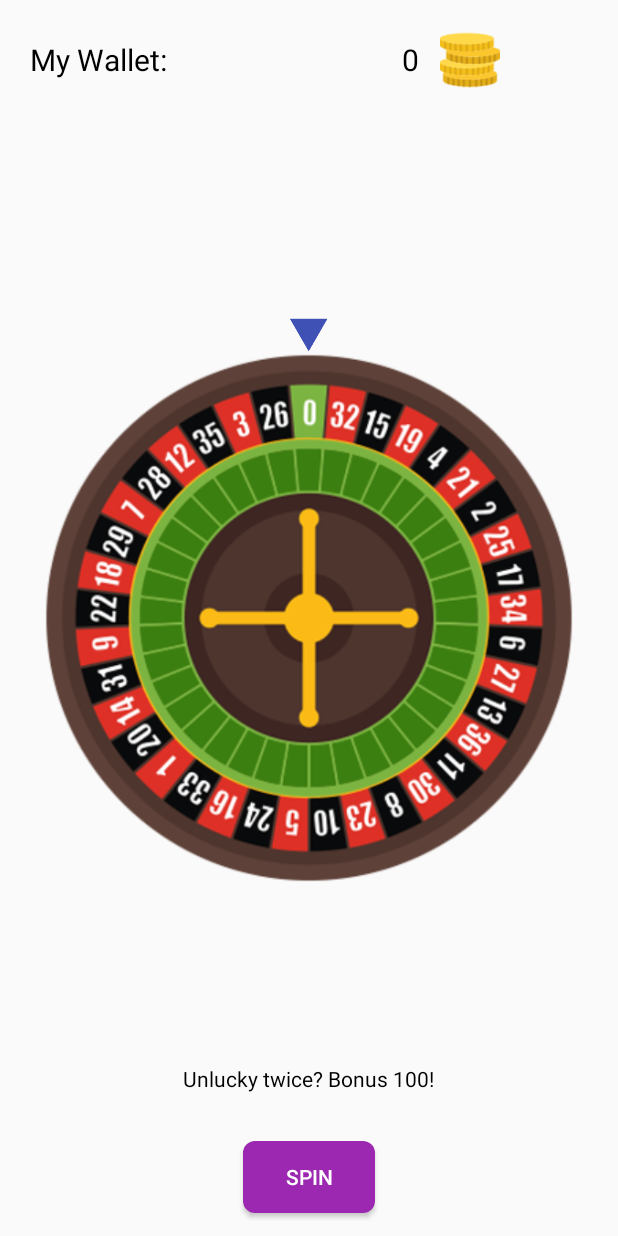
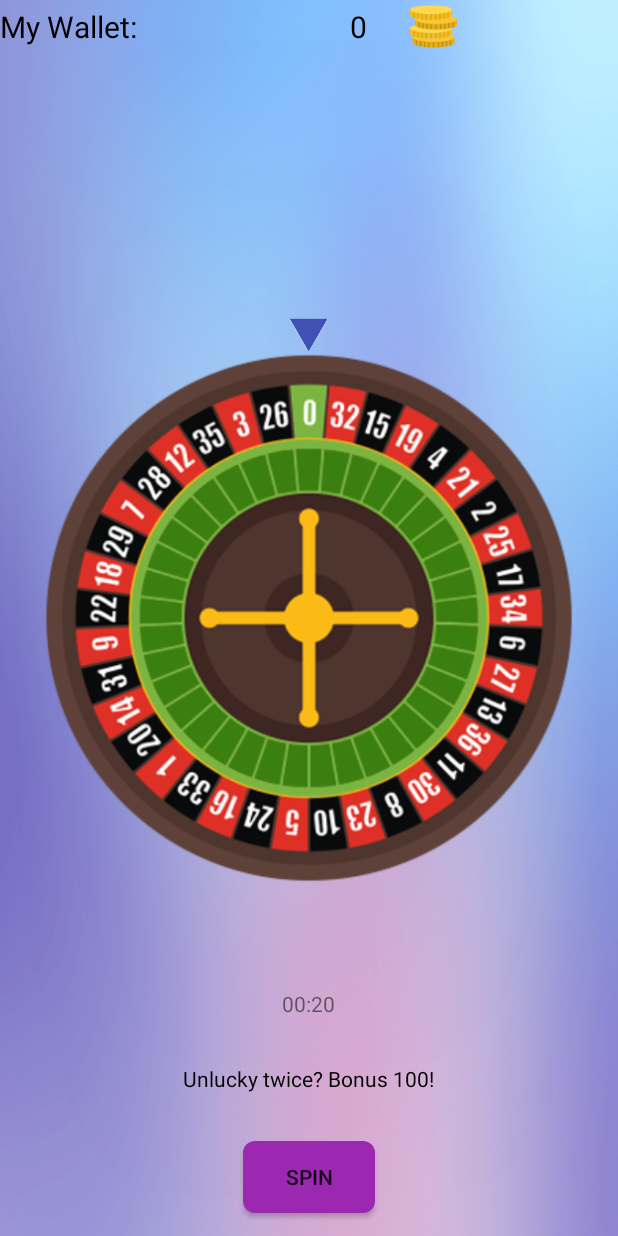
Before and after one commit to Kalit31/BOSM-Roulette-2019, an Android app: the fragment RouletteFrag shown on its own in the app's theme, on a phone screen of 412 x 824 dp. Run offline under Robolectric (Android 15) with nearby library versions, the phone set to English and light mode, and no system bars; our stand-ins replace ButterKnife; Roboto replaces fonts that are not available here.

Commit message:
Modified Roulette with Timer

```diff
--- a/app/src/main/java/com/bitspilani/bosm2019/fragments/RouletteFrag.java
+++ b/app/src/main/java/com/bitspilani/bosm2019/fragments/RouletteFrag.java
@@ -2,12 +2,12 @@ package com.bitspilani.bosm2019.fragments;
 
 
 import android.app.Activity;
-import android.content.Context;
 import android.content.SharedPreferences;
 import android.os.Bundle;
 
 import androidx.fragment.app.Fragment;
 
+import android.os.CountDownTimer;
 import android.view.LayoutInflater;
 import android.view.View;
 import android.view.ViewGroup;
@@ -20,15 +20,19 @@ import android.widget.TextView;
 
 import com.bitspilani.bosm2019.R;
 
+import org.w3c.dom.Text;
+
+import java.util.Locale;
+import java.util.Objects;
 import java.util.Random;
 import java.util.Timer;
 import java.util.TimerTask;
 
 import butterknife.ButterKnife;
 
+import static android.content.Context.MODE_PRIVATE;
+
 public class RouletteFrag extends Fragment {
-
-    // sectors of our wheel (look at the image to see the sectors)
     private static final String[] sectors = { "32 red", "15 black",
             "19 red", "4 black", "21 red", "2 black", "25 red", "17 black", "34 red",
             "6 black", "27 red","13 black", "36 red", "11 black", "30 red", "8 black",
@@ -37,62 +41,118 @@ public class RouletteFrag extends Fragment {
             "18 red", "29 black", "7 red", "28 black", "12 red", "35 black",
             "3 red", "26 black", "zero"
     };
-    private int total=0;
-    private int count=0;
+    int total=0;
+    int count=0;
+    private ImageView wheel;
     private TextView YT;
-    private String t1="0";
-    private Button spinBtn;
-    private ImageView wheel;
+    private  String t1="0";
+    private Button spinbtn;
+    private static final long START_TIME_IN_MILLIS = 20000;
 
-    // We create a Random instance to make our wheel spin randomly
+    private TextView mTextViewCountDown;
+
+    private CountDownTimer mCountDownTimer;
+
+    private boolean mTimerRunning;
+
+    private long mTimeLeftInMillis;
+    private long mEndTime;
     private static final Random RANDOM = new Random();
     private int degree = 0, degreeOld = 0;
     // We have 37 sectors on the wheel, we divide 360 by this value to have angle for each sector
     // we divide by 2 to have a half sector
     private static final float HALF_SECTOR = 360f / 37f / 2f;
 
+
     public RouletteFrag() {
-        // Required empty public constructor
+
     }
 
+    @Override
+    public void onCreate(Bundle savedInstanceState) {
+        super.onCreate(savedInstanceState);
+
+
+    }
 
     @Override
     public View onCreateView(LayoutInflater inflater, ViewGroup container,
                              Bundle savedInstanceState) {
         // Inflate the layout for this fragment
-       View v =  inflater.inflate(R.layout.fragment_roulette, container, false);
+        View view = inflater.inflate(R.layout.fragment_roulette, container, false);
+        YT = view.findViewById(R.id.score_val);
+        mTextViewCountDown = view.findViewById(R.id.text_view_countdown);
+        wheel = view.findViewById(R.id.wheel);
         ButterKnife.bind((Activity) getContext());
-        YT = v.findViewById(R.id.score_val);
+        spinbtn = view.findViewById(R.id.spinBtn);
         YT.setText(t1);
-        spinBtn = v.findViewById(R.id.spinBtn);
-        wheel = v.findViewById(R.id.wheel);
-        spinBtn.setOnClickListener(new View.OnClickListener() {
+        spinbtn.setOnClickListener(new View.OnClickListener() {
             @Override
-            public void onClick(View view) {
-                spin(view);
+            public void onClick(View v) {
+                spin(v);
             }
         });
 
-       return v;
+
+        return view;
+    }
+    private void updateCountDownText() {
+        int minutes = (int) (mTimeLeftInMillis / 1000) / 60;
+        int seconds = (int) (mTimeLeftInMillis / 1000) % 60;
+
+        String timeLeftFormatted = String.format(Locale.getDefault(), "%02d:%02d", minutes, seconds);
+
+        mTextViewCountDown.setText(timeLeftFormatted);
     }
 
+    private void updateButtons() {
+        if (mTimerRunning) {
+            spinbtn.setClickable(false);
+        } else {
+            mTimeLeftInMillis = START_TIME_IN_MILLIS;
+            spinbtn.setClickable(true);
+        }
+    }
+
+    private void startTimer() {
+        mEndTime = System.currentTimeMillis() + mTimeLeftInMillis;
+
+        mCountDownTimer = new CountDownTimer(mTimeLeftInMillis, 1000) {
+            @Override
+            public void onTick(long millisUntilFinished) {
+                mTimeLeftInMillis = millisUntilFinished;
+                updateCountDownText();
+            }
+
+            @Override
+            public void onFinish() {
+                mTimerRunning = false;
+                updateButtons();
+            }
+        }.start();
+
+        mTimerRunning = true;
+        updateButtons();
+    }
+
+
     public void spin(View v) {
-        spinBtn.setEnabled(false);
+        spinbtn.setEnabled(false);
 
         Timer buttonTimer = new Timer();
         buttonTimer.schedule(new TimerTask() {
 
             @Override
             public void run() {
-                getActivity().runOnUiThread(new Runnable() {
-
+                     getActivity().runOnUiThread(new Runnable() {
                     @Override
                     public void run() {
-                        spinBtn.setEnabled(true);
+                        spinbtn.setEnabled(true);
                     }
                 });
             }
         }, 4000);
+
         count++;
         degreeOld = degree % 360;
         // we calculate random angle for rotation of our wheel
@@ -174,12 +234,6 @@ public class RouletteFrag extends Fragment {
                     }
                     t1=Integer.toString(total);
                     YT.setText(t1);
-                    /*SharedPreferences sharedPreferences=getActivity().getSharedPreferences("WalletAmount", Context.MODE_PRIVATE);
-                    int walletbalance=sharedPreferences.getInt("total",1000);
-
-                    SharedPreferences.Editor editor = sharedPreferences.edit();
-                    editor.putInt("total",walletbalance+total);
-                    editor.apply();*/
                 }
 
                 @Override
@@ -194,8 +248,49 @@ public class RouletteFrag extends Fragment {
     }
 
 
+    @Override
+    public void onStop() {
+        super.onStop();
 
+        SharedPreferences prefs = getContext().getSharedPreferences("prefs", MODE_PRIVATE);
+        SharedPreferences.Editor editor = prefs.edit();
 
+        editor.putLong("millisLeft", mTimeLeftInMillis);
+        editor.putBoolean("timerRunning", mTimerRunning);
+        editor.putLong("endTime", mEndTime);
+        editor.apply();
+
+        if (mCountDownTimer != null) {
+            mCountDownTimer.cancel();
+        }
+    }
+
+    @Override
+    public void onStart() {
+        super.onStart();
+
+        SharedPreferences prefs = getContext().getSharedPreferences("prefs", MODE_PRIVATE);
+
+        mTimeLeftInMillis = prefs.getLong("millisLeft", START_TIME_IN_MILLIS);
+        mTimerRunning = prefs.getBoolean("timerRunning", false);
+
+        updateCountDownText();
+        updateButtons();
+
+        if (mTimerRunning) {
+            mEndTime = prefs.getLong("endTime", 0);
+            mTimeLeftInMillis = mEndTime - System.currentTimeMillis();
+
+            if (mTimeLeftInMillis < 0) {
+                mTimeLeftInMillis = 0;
+                mTimerRunning = false;
+                updateCountDownText();
+                updateButtons();
+            } else {
+                startTimer();
+            }
+        }
+    }
 
     private String getSector(int degrees) {
         int i = 0;
@@ -211,12 +306,9 @@ public class RouletteFrag extends Fragment {
                 // so text is equals to sectors[i];
                 text = sectors[i];
             }
-
             i++;
-
         } while (text == null  &&  i < sectors.length);
 
         return text;
     }
-
 }
--- a/app/src/main/java/com/bitspilani/bosm2019/Fixture.java
+++ b/app/src/main/java/com/bitspilani/bosm2019/models/Fixture.java
@@ -1,4 +1,4 @@
-package com.bitspilani.bosm2019;
+package com.bitspilani.bosm2019.models;
 
 public class Fixture {
     private String Team1,Team2;
--- a/app/src/main/res/layout/activity_login.xml
+++ b/app/src/main/res/layout/activity_login.xml
@@ -7,7 +7,7 @@
     android:layout_centerHorizontal="true"
     android:background="@drawable/loginbg"
     android:orientation="vertical"
-    tools:context=".LoginActivity">
+    tools:context=".activity.LoginActivity">
 
     <TextView
         android:id="@+id/tvwelcome"
--- a/app/src/main/res/layout/activity_main.xml
+++ b/app/src/main/res/layout/activity_main.xml
@@ -6,7 +6,7 @@
     android:id="@+id/Home"
     android:layout_width="match_parent"
     android:layout_height="match_parent"
-    tools:context=".MainActivity"
+    tools:context=".activity.MainActivity"
 >
     <!--<RelativeLayout-->
         <!--android:id="@+id/toolbar"-->
--- a/app/src/main/res/layout/fragment_blank.xml
+++ b/app/src/main/res/layout/fragment_blank.xml
@@ -4,7 +4,7 @@
     xmlns:app="http://schemas.android.com/apk/res-auto"
     android:layout_width="match_parent"
     android:layout_height="match_parent"
-    tools:context=".BlankFragment">
+    tools:context=".fragments.BlankFragment">
 
     <!-- TODO: Update blank fragment layout -->
     <LinearLayout
--- a/app/src/main/res/layout/fragment_home.xml
+++ b/app/src/main/res/layout/fragment_home.xml
@@ -3,7 +3,7 @@
     xmlns:tools="http://schemas.android.com/tools"
     android:layout_width="match_parent"
     android:layout_height="match_parent"
-    tools:context=".Home">
+    tools:context=".fragments.Home">
 
     <androidx.recyclerview.widget.RecyclerView
         android:id="@+id/recycler_view"
--- a/app/src/main/res/layout/fragment_roulette.xml
+++ b/app/src/main/res/layout/fragment_roulette.xml
@@ -1,10 +1,14 @@
 <?xml version="1.0" encoding="utf-8"?>
-<RelativeLayout xmlns:android="http://schemas.android.com/apk/res/android"
+<FrameLayout xmlns:android="http://schemas.android.com/apk/res/android"
     xmlns:tools="http://schemas.android.com/tools"
-    tools:context=".fragments.RouletteFrag"
     android:layout_width="match_parent"
     android:layout_height="match_parent"
-    xmlns:app="http://schemas.android.com/apk/res-auto">
+    xmlns:app="http://schemas.android.com/apk/res-auto"
+    tools:context=".fragments.RouletteFrag">
+    <RelativeLayout
+        android:layout_width="match_parent"
+        android:layout_height="match_parent"
+        android:background="@drawable/bg" >
 
     <Button
         android:id="@+id/spinBtn"
@@ -13,7 +17,6 @@
         android:layout_alignParentBottom="true"
         android:layout_centerHorizontal="true"
         android:text="SPIN"
-        android:textColor="#ffffff"
         android:background = "@drawable/rounded_button"
         android:layout_marginBottom="15dp" />
 
@@ -43,14 +46,10 @@
         android:id="@+id/stamp"
         android:layout_width="wrap_content"
         android:layout_height="40dp"
-        android:layout_alignStart="@+id/wheel"
-        android:layout_alignParentTop="true"
-        android:layout_marginStart="0dp"
-        android:layout_marginTop="20dp"
         android:ems="10"
         android:inputType="number"
-        android:gravity="left|center"
         android:text="My Wallet:"
+        android:layout_marginTop="4dp"
         android:textColor="#000000"
         android:textSize="20dp" />
 
@@ -58,11 +57,9 @@
         android:id="@+id/score_val"
         android:layout_width="40dp"
         android:layout_height="40dp"
-        android:layout_alignTop="@+id/stamp"
-        android:layout_toEndOf="@+id/stamp"
+        android:layout_marginTop="4dp"
         android:layout_toRightOf="@id/stamp"
         android:ems="10"
-        android:gravity="center"
         android:inputType="number"
         android:text="0"
         android:textColor="#000000"
@@ -81,11 +78,20 @@
 
     <ImageView
         android:id="@+id/imageView"
-        android:layout_width="40dp"
-        android:layout_height="40dp"
-        android:layout_alignTop="@+id/score_val"
-        android:layout_toEndOf="@+id/score_val"
-        android:layout_toRightOf="@id/score_val"
-        app:srcCompat="@drawable/coins" />
+        android:layout_width="31dp"
+        android:layout_height="31dp"
+        android:layout_marginTop="2dp"
+        app:srcCompat="@drawable/coins"
+        android:layout_toRightOf="@id/score_val"/>
 
-</RelativeLayout>
+    <TextView
+        android:id="@+id/text_view_countdown"
+        android:layout_width="wrap_content"
+        android:layout_height="wrap_content"
+        android:layout_centerHorizontal="true"
+        android:layout_marginBottom="145dp"
+        android:layout_alignParentBottom="true"
+        android:text="TextView" />
+
+    </RelativeLayout>
+</FrameLayout>
```
Also changed, not shown: app/src/main/AndroidManifest.xml (+6 -16 lines), app/src/main/java/com/bitspilani/bosm2019/activity/LoginActivity.java (renamed from app/src/main/java/com/bitspilani/bosm2019/LoginActivity.java, +3 -5 lines), app/src/main/java/com/bitspilani/bosm2019/activity/MainActivity.java (renamed from app/src/main/java/com/bitspilani/bosm2019/MainActivity.java, +4 -17 lines), app/src/main/java/com/bitspilani/bosm2019/adapters/CustomAdapter.java (renamed from app/src/main/java/com/bitspilani/bosm2019/CustomAdapter.java, +3 -6 lines), app/src/main/java/com/bitspilani/bosm2019/fragments/BlankFragment.java (renamed from app/src/main/java/com/bitspilani/bosm2019/BlankFragment.java, +5 -23 lines), app/src/main/java/com/bitspilani/bosm2019/fragments/Home.java (renamed from app/src/main/java/com/bitspilani/bosm2019/Home.java, +10 -22 lines).
